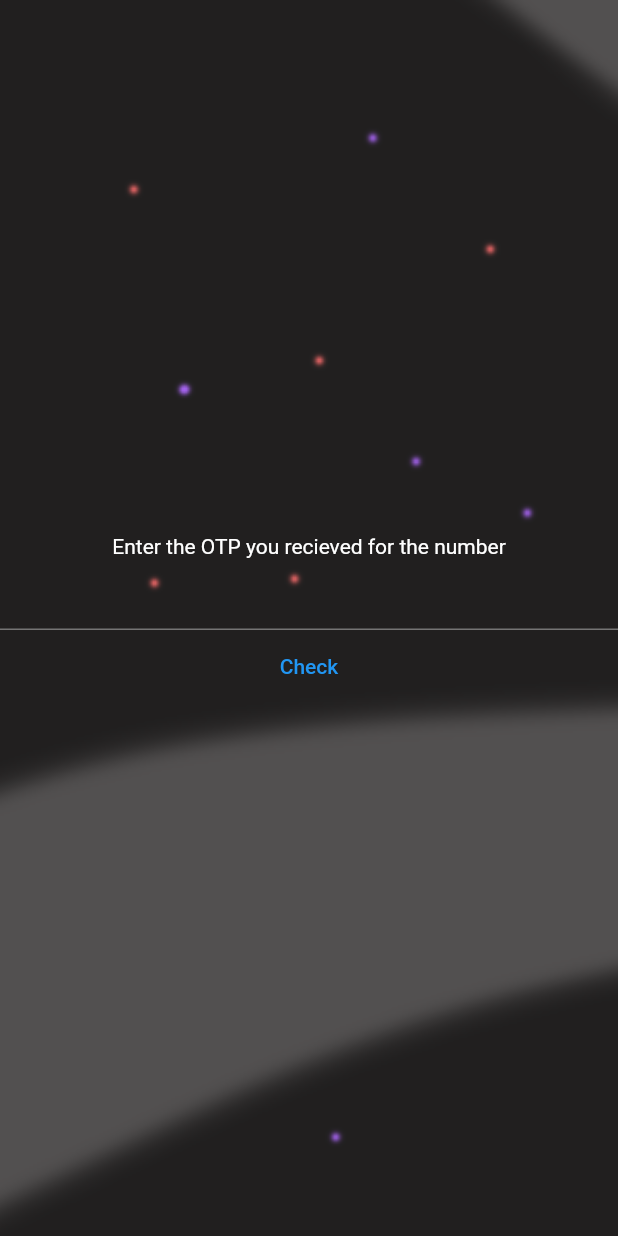
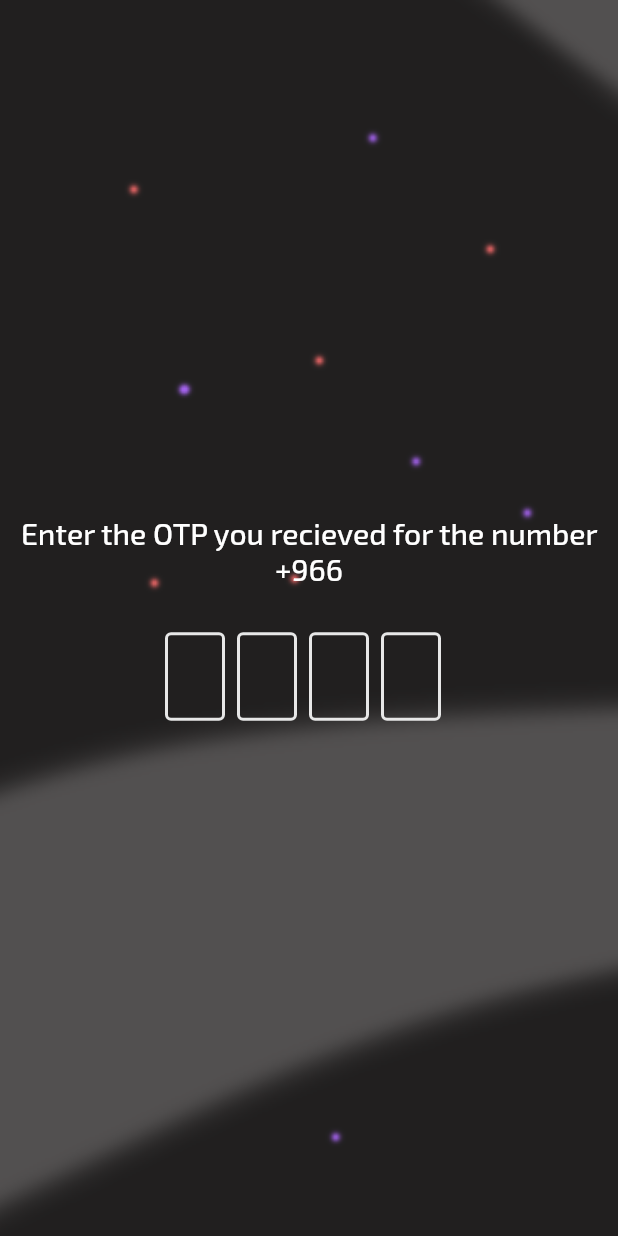
Before and after one commit to Ahmed1Bukha/Quizu, a Flutter app: the loginPageNumber screen opened directly, after a tap on "Next", on a phone screen of 412 x 824 dp. Run offline on Flutter 3.47's test engine with Material 2 defaults, Android fonts, the phone set to English and light mode, and no system bars; drawn by our look-alikes of flutter_otp_text_field; our stand-ins replace auto_size_text, flutter_svg, intl_phone_number_input, loading_animation_widget, share_plus, shared_preferences; accounts and stored records are empty; network calls fail; project files that could hold a hidden picture were left out.

Commit message:
Added some propreties

```diff
--- a/BetaVersion/betaquizu/lib/Screens/intillize/OTP_Page.dart
+++ b/BetaVersion/betaquizu/lib/Screens/intillize/OTP_Page.dart
@@ -1,8 +1,10 @@
 // ignore_for_file: use_build_context_synchronously
 
+import 'package:betaquizu/CustomWidget/textCutom.dart';
 import 'package:flutter/src/widgets/container.dart';
 import 'package:flutter/src/widgets/framework.dart';
 import 'package:flutter/material.dart';
+import 'package:flutter_otp_text_field/flutter_otp_text_field.dart';
 import 'CreateNewNamePage.dart';
 import '../../classes/Networking.dart';
 import '../mainPages/welcomePage.dart';
@@ -29,17 +31,19 @@ class OTP extends StatelessWidget {
           children: [
             Center(
               child: Text(
-                  'Enter the OTP you recieved for the number${phoneNumber}'),
+                textAlign: TextAlign.center,
+                'Enter the OTP you recieved for the number ${phoneNumber}',
+                style: textStyle(20, Colors.white),
               ),
-            TextField(
-              controller: myController,
-              keyboardType: TextInputType.number,
             ),
-            TextButton(
-                onPressed: () async {
-                  print(myController.text);
+            SizedBox(
+              height: 30,
+            ),
+            OtpTextField(
+              showFieldAsBox: true,
+              onSubmit: (value) async {
                 dynamic returnedAnswer =
-                      await Networking.getOTP(myController.text, phoneNumber);
+                    await Networking.getOTP(value, phoneNumber);
                 print(returnedAnswer["success"] == "true");
 
                 if (returnedAnswer["user_status"] == "new") {
@@ -61,8 +65,11 @@ class OTP extends StatelessWidget {
                     ),
                   );
                 }
+                else{
+
+                }
               },
-                child: Text("Check"))
+            )
           ],
         ),
       ),
--- a/BetaVersion/betaquizu/lib/Screens/intillize/loginInPage.dart
+++ b/BetaVersion/betaquizu/lib/Screens/intillize/loginInPage.dart
@@ -1,6 +1,8 @@
 import 'package:betaquizu/CustomWidget/animation.dart';
+import 'package:betaquizu/CustomWidget/textCutom.dart';
 import 'package:betaquizu/Screens/intillize/OTP_Page.dart';
 import 'package:flutter/material.dart';
+import 'package:intl_phone_number_input/intl_phone_number_input.dart';
 import 'package:loading_animation_widget/loading_animation_widget.dart';
 
 import '../../CustomWidget/button.dart';
@@ -31,6 +33,7 @@ class _loginPageNumberState extends State<loginPageNumber> {
     });
   }
 
+  String code = "+966";
   Widget build(BuildContext context) {
     return Container(
       decoration: BoxDecoration(
@@ -46,32 +49,37 @@ class _loginPageNumberState extends State<loginPageNumber> {
             : Column(
                 mainAxisAlignment: MainAxisAlignment.center,
                 children: [
+                  Text(
+                    "Welcome!",
+                    style: textStyle(30, Colors.white),
+                  ),
                   SizedBox(
-                    child: TextFormField(
-                        controller: myController,
-                        decoration: const InputDecoration(
-                            icon: Icon(Icons.phone),
-                            border: OutlineInputBorder(),
-                            labelText: 'Enther phone number:',
-                            hintText: '5xxxxxxxxx'),
-                        keyboardType: TextInputType.number),
+                    height: 30,
+                  ),
+                  InternationalPhoneNumberInput(
+                    initialValue: PhoneNumber(isoCode: "SA"),
+                    textFieldController: myController,
+                    maxLength: 11,
+                    onInputChanged: (value) {
+                      code = value.dialCode.toString();
+                    },
                   ),
                   SizedBox(
                     height: 20,
                   ),
                   Button(
                       text: "Next",
-                      function: () {
+                      function: () async {
                         print(myController.text);
                         Navigator.pushReplacement(
                           context,
                           MaterialPageRoute(
                             builder: (context) =>
-                                OTP(phoneNumber: myController.text),
+                                OTP(phoneNumber: code + "" + myController.text),
                           ),
                         );
                       },
-                      buttonColor: Colors.white)
+                      buttonColor: Colors.white),
                 ],
               ),
       ),
--- a/BetaVersion/betaquizu/lib/Screens/mainPages/leaderboard.dart
+++ b/BetaVersion/betaquizu/lib/Screens/mainPages/leaderboard.dart
@@ -87,6 +87,7 @@ class _LeaderBoardState extends State<LeaderBoard> {
       child: Scaffold(
         backgroundColor: Colors.transparent,
         appBar: AppBar(
+          automaticallyImplyLeading: false,
           title: Center(
             child: Text(
               "QuizU ⌚️",
--- a/BetaVersion/betaquizu/pubspec.yaml
+++ b/BetaVersion/betaquizu/pubspec.yaml
@@ -39,6 +39,10 @@ dependencies:
   auto_size_text: ^3.0.0
   flutter_svg: ^1.1.5
   share_plus: ^4.4.0
+  intl_phone_number_input: ^0.7.1
+  flutter_otp_text_field: ^1.1.1
+  country_list_pick: ^1.0.1+6
+  phone_number: ^1.0.0
 
 
   # The following adds the Cupertino Icons font to your application.
```
Also changed, not shown: BetaVersion/betaquizu/lib/Screens/intillize/CreateNewNamePage.dart (+16 -6 lines), BetaVersion/betaquizu/lib/Screens/mainPages/profilePage.dart (+6 -3 lines), BetaVersion/betaquizu/lib/Screens/mainPages/welcomePage.dart (+8 -4 lines), BetaVersion/betaquizu/pubspec.lock. Lines whose indentation alone changed are shown as unchanged.
